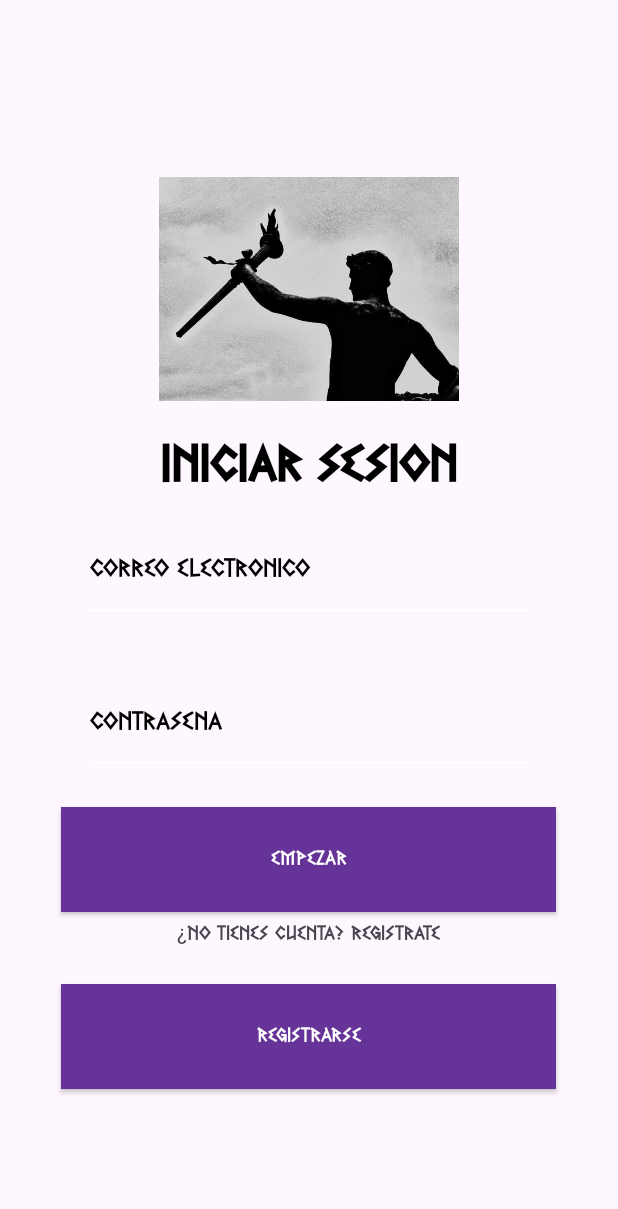
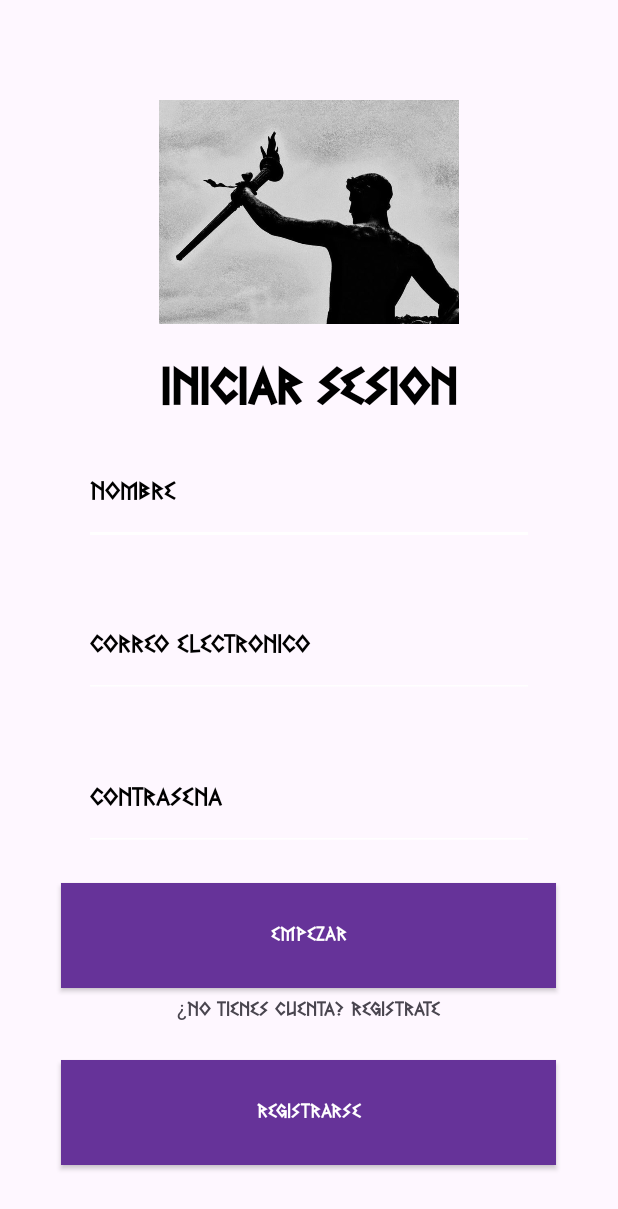
Before and after one commit to bmartinezmdam1/KalosKagathos, an Android app: the screen it shows after launch (LoginActivity), after a tap on "EMPEZAR", on a phone screen of 412 x 824 dp. Shown: the top 1209 px of the screen. Run offline under Robolectric (Android 15) with nearby library versions, the phone set to English and light mode, and no system bars; our stand-ins replace Firebase (no records; nobody signed in at launch, a user with empty details on screens opened directly).

Commit message:
Cambios en la base de datos

```diff
--- a/app/src/main/java/com/example/fitnesscoach/activities/InicioActivity.kt
+++ b/app/src/main/java/com/example/fitnesscoach/activities/InicioActivity.kt
@@ -118,6 +118,7 @@ class InicioActivity : AppCompatActivity() {
                         navController.currentDestination?.id == R.id.navigation_dashboard) {
                         val bundle = Bundle()
                         bundle.putString("username", intent.getStringExtra("username"))
+                        bundle.putString("correo", intent.getStringExtra("correo"))
                         navController.navigate(R.id.navigation_notifications, bundle)
                         true
                     } else {
--- a/app/src/main/java/com/example/fitnesscoach/activities/LoginActivity.kt
+++ b/app/src/main/java/com/example/fitnesscoach/activities/LoginActivity.kt
@@ -30,6 +30,7 @@ class LoginActivity : Activity() {
         // Obtener referencias de las vistas
         editTextUsername = findViewById(R.id.editTextUsername)
         editTextPassword = findViewById(R.id.editContrasena)
+        editTextEmail = findViewById(R.id.editTextCorreo)
         val buttonEmpezar = findViewById<Button>(R.id.buttonEMPEZAR)
         val buttonRegistro = findViewById<Button>(R.id.buttonRegistrar)
         val bundle: Bundle? = intent.extras
@@ -46,15 +47,15 @@ class LoginActivity : Activity() {
         // Obtener el nombre de usuario y la contraseña ingresados por el usuario
         val username = editTextUsername.text.toString().trim()
         val password = editTextPassword.text.toString().trim()
-
+        val correo =   editTextEmail.text.toString().trim()
         // Verificar si los campos están vacíos
-        if (editTextUsername.text.isEmpty() || editTextPassword.text.isEmpty()) {
+        if (editTextUsername.text.isEmpty() || editTextPassword.text.isEmpty() || editTextEmail.text.isEmpty()) {
             Toast.makeText(this, "Debe ingresar todos los campos", Toast.LENGTH_SHORT).show()
             return
         }
 
         // Acceder a la base de datos para verificar las credenciales del usuario
-        db.collection("usuarios").document(username).get()
+        db.collection("usuarios").document(correo).get()
             .addOnFailureListener {
                 // Manejar el caso de error al acceder a la base de datos
                 Toast.makeText(this, "Error al acceder a la base de datos. Contacte con su administrador.", Toast.LENGTH_SHORT).show()
@@ -62,12 +63,14 @@ class LoginActivity : Activity() {
             .addOnSuccessListener { document ->
                 // Verificar si el documento del usuario existe en la base de datos
                 if (document.data != null) {
+                    val nombreDeUsuario = document.getString("nombre")
                     val storedPassword = document.getString("contrasena")
                     // Verificar si la contraseña ingresada coincide con la almacenada en la base de datos
-                    if (storedPassword.equals(password)) {
+                    if (storedPassword.equals(password) && nombreDeUsuario.equals(nombreDeUsuario)) {
                         // Iniciar actividad de bienvenida o pantalla principal y pasar el nombre de usuario como argumento
                         val bundle = Bundle()
                         bundle.putString("username", username)
+                        bundle.putString("correo", correo)
                         val intent = Intent(this, InicioActivity::class.java)
                         intent.putExtras(bundle)
                         startActivity(intent)
--- a/app/src/main/java/com/example/fitnesscoach/activities/RegistroActivity.kt
+++ b/app/src/main/java/com/example/fitnesscoach/activities/RegistroActivity.kt
@@ -54,7 +54,7 @@ class RegistroActivity : Activity() {
 
                 // Guardar datos de registro en Firestore
                 val data = hashMapOf(
-                    "nombre" to editTextEmail.text.toString(),
+                    "nombre" to editTextNombre.text.toString(),
                     "contrasena" to editTextContrasena.text.toString()
                 )
 
--- a/app/src/main/res/layout/login.xml
+++ b/app/src/main/res/layout/login.xml
@@ -31,7 +31,18 @@
         android:id="@+id/editTextUsername"
         android:layout_width="300dp"
         android:layout_height="70dp"
-        android:hint="Correo electrónico"
+        android:hint="@string/Nombre"
+        android:textColorHint="@color/black"
+        android:textColor="@color/black"
+        android:backgroundTint="@color/white"
+        android:layout_marginTop="16dp"
+        android:layout_marginBottom="16dp"
+        android:fontFamily="@font/greek_freak"/>
+    <EditText
+        android:id="@+id/editTextCorreo"
+        android:layout_width="300dp"
+        android:layout_height="70dp"
+        android:hint="@string/correo_electronico"
         android:textColorHint="@color/black"
         android:textColor="@color/black"
         android:backgroundTint="@color/white"
--- a/app/src/main/res/values/strings.xml
+++ b/app/src/main/res/values/strings.xml
@@ -48,5 +48,6 @@
     <string name="IniciarSesion">Iniciar Sesión</string>
     <string name="Inicio">Inicio</string>
     <string name="Principiante">Principiante</string>
+    <string name="Nombre">Nombre</string>
 
 </resources>
```
Also changed, not shown: app/src/main/java/com/example/fitnesscoach/activities/AjustesFragment.kt (+6 -4 lines).
